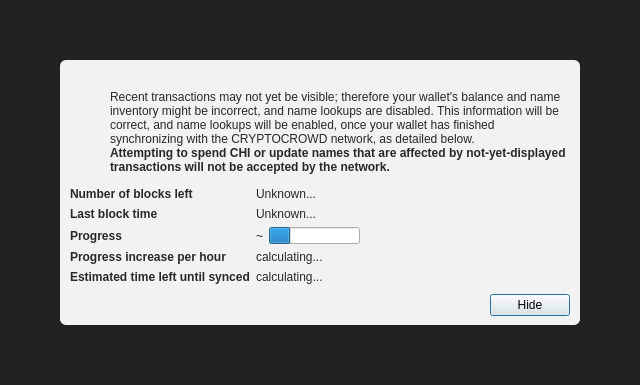
First picture: the form in src/qt/forms/modaloverlay.ui, repository cryptocrowd-city/xcrc-core-wallet, before the edit.
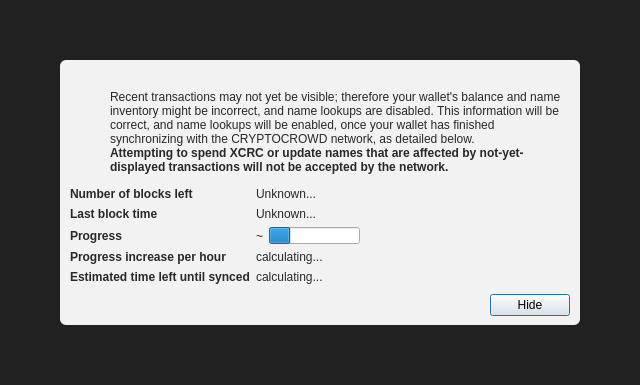
Second picture: the form after the edit. Icons and pictures are not drawn. Custom widgets are drawn as their Qt base class.

What changed in the file:
```diff
--- a/src/qt/forms/modaloverlay.ui
+++ b/src/qt/forms/modaloverlay.ui
@@ -149,7 +149,7 @@
                 </font>
                </property>
                <property name="text">
-                <string>Attempting to spend CHI or update names that are affected by not-yet-displayed transactions will not be accepted by the network.</string>
+                <string>Attempting to spend XCRC or update names that are affected by not-yet-displayed transactions will not be accepted by the network.</string>
                </property>
                <property name="textFormat">
                 <enum>Qt::RichText</enum>
```
